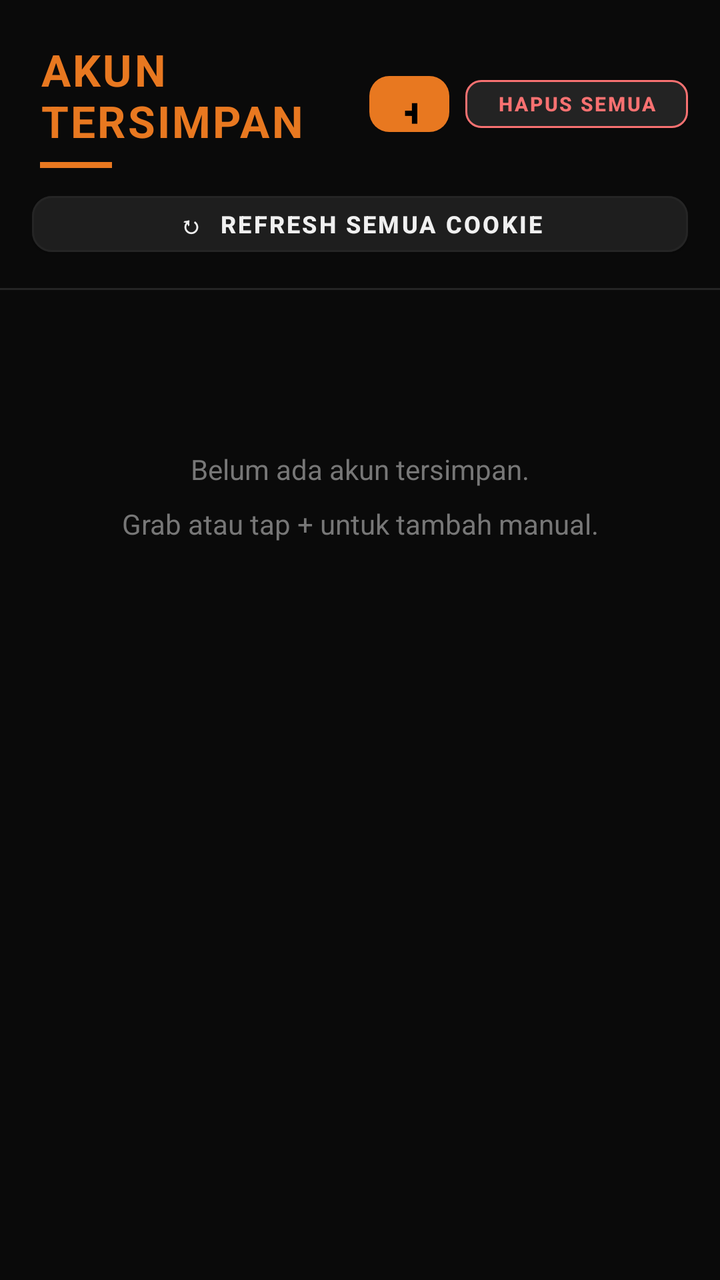
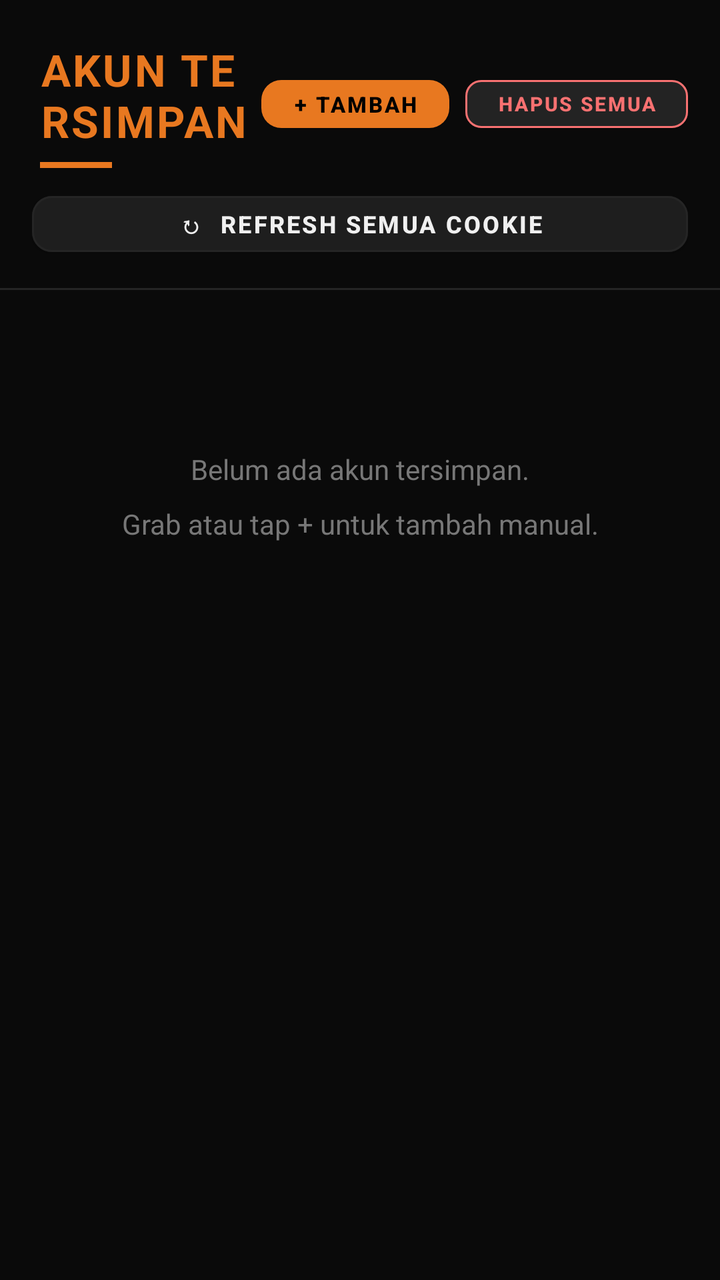

The first picture is an Android layout as it rendered before a commit; the second is the same layout after the commit. The layout source and the unified diff follow.
<!-- AndroidManifest.xml: application theme Theme.RbxTool -->
<!-- res/layout/fragment_accounts.xml -->
<?xml version="1.0" encoding="utf-8"?>
<LinearLayout xmlns:android="http://schemas.android.com/apk/res/android"
    xmlns:app="http://schemas.android.com/apk/res-auto"
    android:layout_width="match_parent"
    android:layout_height="match_parent"
    android:orientation="vertical"
    android:background="@color/background">

    
    <LinearLayout
        android:layout_width="match_parent"
        android:layout_height="wrap_content"
        android:orientation="horizontal"
        android:gravity="center_vertical"
        android:paddingStart="20dp"
        android:paddingEnd="16dp"
        android:paddingTop="20dp"
        android:paddingBottom="8dp">

        <LinearLayout
            android:layout_width="0dp"
            android:layout_height="wrap_content"
            android:layout_weight="1"
            android:orientation="vertical">

            <TextView
                android:text="AKUN TERSIMPAN"
                android:textColor="@color/primary"
                android:textSize="22sp"
                android:textStyle="bold"
                android:letterSpacing="0.05"
                android:layout_width="wrap_content"
                android:layout_height="wrap_content" />

            <View
                android:layout_width="36dp"
                android:layout_height="3dp"
                android:background="@color/primary"
                android:layout_marginTop="6dp" />

        </LinearLayout>

        <com.google.android.material.button.MaterialButton
            android:id="@+id/btnAddAccount"
            android:layout_width="40dp"
            android:layout_height="40dp"
            android:text="+"
            android:textSize="20sp"
            android:textStyle="bold"
            android:layout_marginEnd="8dp"
            app:backgroundTint="@color/primary"
            app:cornerRadius="10dp" />

        <com.google.android.material.button.MaterialButton
            android:id="@+id/btnClearAll"
            android:layout_width="wrap_content"
            android:layout_height="36dp"
            android:text="HAPUS SEMUA"
            android:textSize="10sp"
            android:textStyle="bold"
            android:textColor="@color/error"
            app:backgroundTint="@color/surface"
            app:strokeColor="@color/error"
            app:strokeWidth="1dp"
            app:cornerRadius="8dp" />

    </LinearLayout>

    
    <LinearLayout
        android:layout_width="match_parent"
        android:layout_height="wrap_content"
        android:orientation="horizontal"
        android:paddingStart="16dp"
        android:paddingEnd="16dp"
        android:paddingBottom="12dp">

        <com.google.android.material.button.MaterialButton
            android:id="@+id/btnRefreshAll"
            android:layout_width="match_parent"
            android:layout_height="40dp"
            android:text="↻  REFRESH SEMUA COOKIE"
            android:textSize="12sp"
            android:textStyle="bold"
            android:textColor="#F0F0F0"
            app:backgroundTint="@color/surface2"
            app:strokeColor="@color/divider"
            app:strokeWidth="1dp"
            app:cornerRadius="10dp" />

    </LinearLayout>

    <View
        android:layout_width="match_parent"
        android:layout_height="1dp"
        android:background="@color/divider" />

    <TextView
        android:id="@+id/tvEmpty"
        android:layout_width="match_parent"
        android:layout_height="wrap_content"
        android:text="Belum ada akun tersimpan.\nGrab atau tap + untuk tambah manual."
        android:textColor="@color/on_surface_dim"
        android:textSize="14sp"
        android:gravity="center"
        android:lineSpacingMultiplier="1.6"
        android:layout_marginTop="80dp"
        android:visibility="visible" />

    <androidx.recyclerview.widget.RecyclerView
        android:id="@+id/recyclerView"
        android:layout_width="match_parent"
        android:layout_height="match_parent"
        android:padding="16dp"
        android:clipToPadding="false"
        android:visibility="gone" />

</LinearLayout>
<!-- resources referenced by this layout -->
<resources>
  <color name="background">#0A0A0A</color>
  <color name="divider">#252525</color>
  <color name="error">#F87171</color>
  <color name="on_surface_dim">#777777</color>
  <color name="primary">#E87820</color>
  <color name="surface">#141414</color>
  <color name="surface2">#1E1E1E</color>
  <style name="Theme.RbxTool" parent="Theme.MaterialComponents.NoActionBar">
          <item name="colorPrimary">@color/primary</item>
          <item name="colorPrimaryDark">@color/primary_dark</item>
          <item name="colorAccent">@color/accent</item>
          <item name="colorSurface">@color/surface</item>
          <item name="colorOnSurface">@color/on_surface</item>
          <item name="colorOnBackground">@color/on_surface</item>
          <item name="android:textColor">@color/on_surface</item>
          <item name="android:windowBackground">@color/background</item>
          <item name="android:statusBarColor">@color/background</item>
          <item name="android:navigationBarColor">@color/surface</item>
      </style>
  <color name="primary_dark">#C45F10</color>
  <color name="accent">#E87820</color>
  <color name="on_surface">#F0F0F0</color>
</resources>

<!-- the commit's change to res/layout/fragment_accounts.xml (unified diff, before → after) -->
@@ -42,10 +42,10 @@
 
         <com.google.android.material.button.MaterialButton
             android:id="@+id/btnAddAccount"
-            android:layout_width="40dp"
-            android:layout_height="40dp"
-            android:text="+"
-            android:textSize="20sp"
+            android:layout_width="wrap_content"
+            android:layout_height="36dp"
+            android:text="+ TAMBAH"
+            android:textSize="11sp"
             android:textStyle="bold"
             android:layout_marginEnd="8dp"
             app:backgroundTint="@color/primary"
